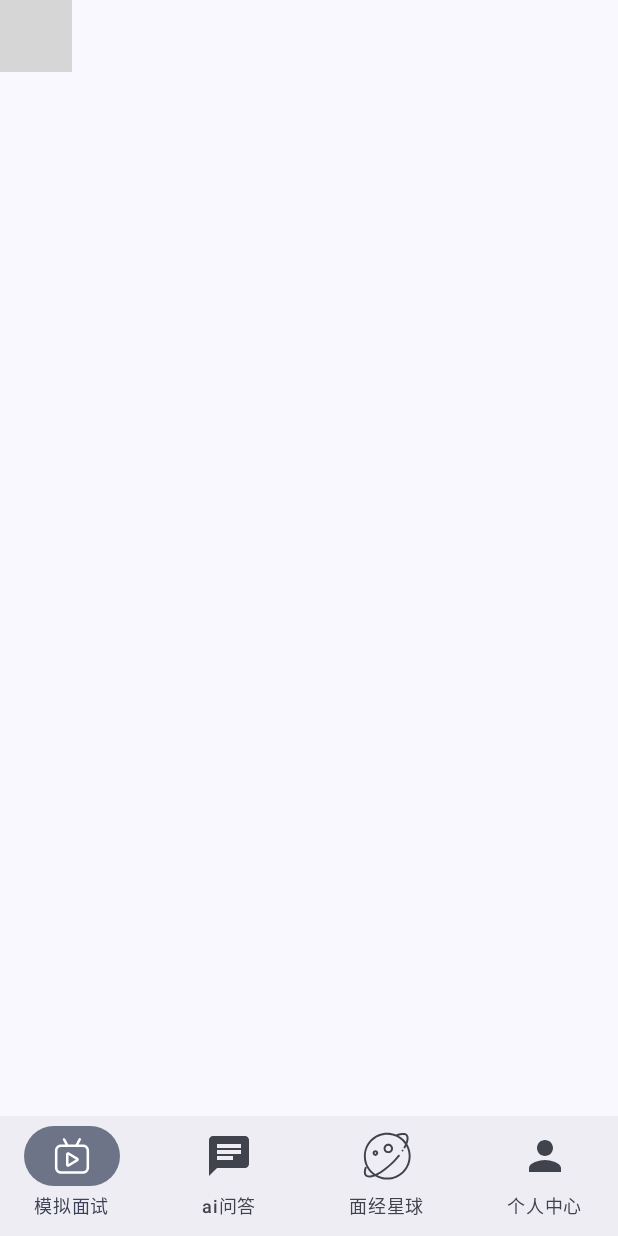
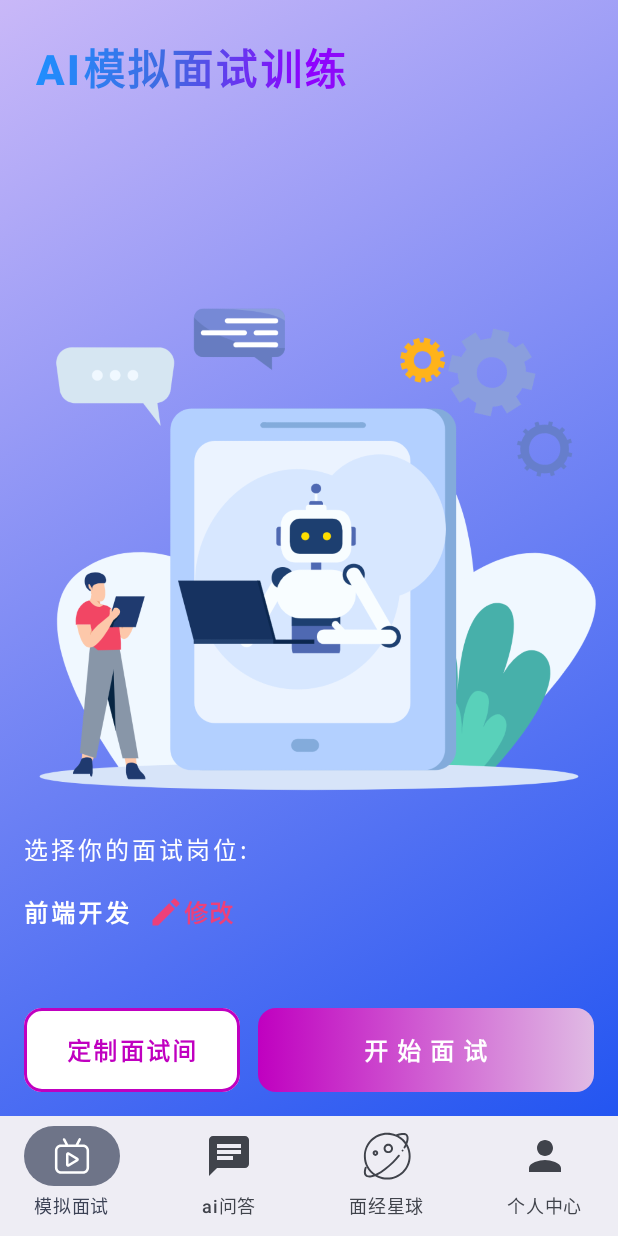
Before and after one commit to roselle-luo/AiInterviewHelper, an Android app built with Jetpack Compose: the screen it shows after launch (MainActivity), on a phone screen of 412 x 824 dp. Run offline under Robolectric (Android 15) with nearby library versions, the phone set to English and light mode, and no system bars; our stand-ins replace Dagger/Hilt's generated code; grey boxes are pictures that could not be loaded.

Commit message:
:sparkles: feat: 构建了面试的基本UI界面，以及接通了本地相机画面的调用

```diff
--- /dev/null
+++ b/app/src/main/java/com/example/interviewhelper/ui/screens/InterviewEnterScreen.kt
@@ -0,0 +1,281 @@
+@file:OptIn(ExperimentalMaterial3Api::class)
+
+package com.example.interviewhelper.ui.screens
+
+import androidx.compose.foundation.BorderStroke
+import androidx.compose.foundation.Image
+import androidx.compose.foundation.background
+import androidx.compose.foundation.layout.Arrangement
+import androidx.compose.foundation.layout.Box
+import androidx.compose.foundation.layout.Column
+import androidx.compose.foundation.layout.PaddingValues
+import androidx.compose.foundation.layout.Row
+import androidx.compose.foundation.layout.Spacer
+import androidx.compose.foundation.layout.fillMaxHeight
+import androidx.compose.foundation.layout.fillMaxSize
+import androidx.compose.foundation.layout.fillMaxWidth
+import androidx.compose.foundation.layout.height
+import androidx.compose.foundation.layout.padding
+import androidx.compose.foundation.layout.width
+import androidx.compose.foundation.selection.selectable
+import androidx.compose.material.icons.Icons
+import androidx.compose.material.icons.filled.Edit
+import androidx.compose.material3.Button
+import androidx.compose.material3.ButtonDefaults
+import androidx.compose.material3.ExperimentalMaterial3Api
+import androidx.compose.material3.Icon
+import androidx.compose.material3.MaterialTheme
+import androidx.compose.material3.ModalBottomSheet
+import androidx.compose.material3.RadioButton
+import androidx.compose.material3.Surface
+import androidx.compose.material3.Text
+import androidx.compose.material3.rememberModalBottomSheetState
+import androidx.compose.runtime.Composable
+import androidx.compose.runtime.MutableState
+import androidx.compose.ui.Alignment
+import androidx.compose.ui.Modifier
+import androidx.compose.ui.graphics.Brush
+import androidx.compose.ui.graphics.Color
+import androidx.compose.ui.layout.ContentScale
+import androidx.compose.ui.res.painterResource
+import androidx.compose.ui.semantics.Role
+import androidx.compose.ui.text.TextStyle
+import androidx.compose.ui.text.font.FontWeight
+import androidx.compose.ui.text.style.TextOverflow
+import androidx.compose.ui.unit.dp
+import androidx.compose.ui.unit.sp
+import androidx.hilt.navigation.compose.hiltViewModel
+import androidx.navigation.NavController
+import com.example.interviewhelper.R
+import com.example.interviewhelper.ui.theme.DeeperPurple
+import com.example.interviewhelper.ui.theme.LighterPurple
+import com.example.interviewhelper.ui.theme.Peach40
+import com.example.interviewhelper.viewmodel.InterviewEnterScreenViewModel
+
+@Composable
+fun Interview(navController: NavController, viewModel: InterviewEnterScreenViewModel = hiltViewModel()) {
+
+    val gradientTitleColors = listOf(
+        Color(0xFF1E90FF), // Dodger Blue (道奇蓝)
+        Color(0xFF4169E1), // Royal Blue (宝蓝色)
+        Color(0xFF8F00FF), // Electric Purple (电光紫)
+        Color(0xFF8A2BE2),  // 回到蓝紫色
+        Color(0xFF6A11AB), // Indigo (靛蓝色)
+    )
+
+    val gradientButtonColors = listOf(
+        DeeperPurple,
+        LighterPurple
+    )
+
+    val buttonBrush = Brush.horizontalGradient(gradientButtonColors)
+
+    Box(
+        modifier = Modifier
+            .fillMaxSize()
+            .background(
+                brush = Brush.linearGradient(
+                    colors = listOf(
+                        //Color(0xFFBEA8FA), // Royal Blue (宝蓝色)
+                        Color(0xFFC9B8F8), // Royal Blue (宝蓝色)
+                        Color(0xFF2355F1), // Electric Purple (电光紫)
+                    )
+                )
+            )
+    ) {
+
+        BottomSheet(
+            viewModel.bottomSheetSwitch,
+            viewModel.interviewSubject,
+            viewModel.selectedSubject
+        )
+
+        Image(
+            painter = painterResource(id = R.drawable.interview_background),
+            contentDescription = "Background Image", // 提供无障碍描述
+            modifier = Modifier.fillMaxSize(), // 让图片铺满整个Box
+            contentScale = ContentScale.Fit // 裁剪图片以填充边界，可能会裁掉部分内容
+        )
+
+    }
+
+    Column(
+        modifier = Modifier.fillMaxHeight(),
+        verticalArrangement = Arrangement.SpaceBetween
+    ) {
+        Text(
+            "AI模拟面试训练",
+            modifier = Modifier
+                .fillMaxWidth()
+                .padding(24.dp),
+            fontSize = 28.sp,
+            letterSpacing = 1.5.sp,
+            fontWeight = FontWeight.ExtraBold,
+            style = TextStyle(
+                brush = Brush.linearGradient(
+                    colors = gradientTitleColors
+                )
+            )
+        )
+
+        Column {
+
+            Column(
+                modifier = Modifier.padding(horizontal = 16.dp)
+            ) {
+                Text("选择你的面试岗位:", color = Color.White, letterSpacing = 2.sp)
+                Spacer(modifier = Modifier.height(6.dp))
+                Surface(
+                    onClick = { viewModel.bottomSheetSwitch.value = true },
+                    color = Color.Transparent
+                ) {
+                    Row {
+                        Text(
+                            viewModel.selectedSubject.value,
+                            color = Color.White,
+                            letterSpacing = 2.sp,
+                            fontWeight = FontWeight.Bold
+                        )
+                        Spacer(modifier = Modifier.width(12.dp))
+                        Icon(
+                            Icons.Filled.Edit,
+                            tint = Peach40,
+                            contentDescription = "选择职位"
+                        )
+                        Text(
+                            "修改",
+                            color = Peach40,
+                            fontWeight = FontWeight.Bold
+                        )
+                    }
+                }
+            }
+
+            Spacer(
+                modifier = Modifier.height(24.dp)
+            )
+
+            Row {
+                Button(
+                    onClick = {},
+                    modifier = Modifier
+                        .weight(1f)
+                        .padding(vertical = 16.dp)
+                        .padding(start = 16.dp),
+                    contentPadding = PaddingValues(16.dp),
+                    colors = ButtonDefaults.buttonColors(
+                        containerColor = Color.White, // 按钮本身的颜色设置为透明
+                        contentColor = DeeperPurple// 文本颜色
+                    ),
+                    border = BorderStroke(2.dp, DeeperPurple),
+                    shape = MaterialTheme.shapes.medium, // 形状要和背景的形状一致
+                    content = {
+                        Text(
+                            text = "定制面试间",
+                            fontSize = 16.sp,
+                            letterSpacing = 1.5.sp,
+                            maxLines = 1,
+                            overflow = TextOverflow.Ellipsis,
+                            fontWeight = FontWeight.ExtraBold
+                        )
+                    }
+                )
+
+                Spacer(
+                    modifier = Modifier.width(12.dp)
+                )
+
+                Button(
+                    onClick = { navController.navigate("interview") },
+                    modifier = Modifier
+                        .weight(1.5f)
+                        .padding(vertical = 16.dp)
+                        .padding(end = 16.dp)
+                        .background(buttonBrush, shape = MaterialTheme.shapes.medium),
+                    contentPadding = PaddingValues(16.dp),
+                    colors = ButtonDefaults.buttonColors(
+                        containerColor = Color.Transparent, // 按钮本身的颜色设置为透明
+                        contentColor = Color.White // 文本颜色
+                    ),
+                    shape = MaterialTheme.shapes.medium, // 形状要和背景的形状一致
+                    content = {
+                        Text(
+                            text = "开始面试",
+                            fontSize = 16.sp,
+                            letterSpacing = 6.sp,
+                            fontWeight = FontWeight.ExtraBold,
+                        )
+                    }
+                )
+            }
+        }
+
+    }
+}
+
+
+@Composable
+fun BottomSheet(
+    showBottomSheet: MutableState<Boolean>,
+    selectOptions: List<String>,
+    selectedJobs: MutableState<String>
+) {
+    val sheetState = rememberModalBottomSheetState(
+        skipPartiallyExpanded = false,
+    )
+
+    if (showBottomSheet.value) {
+        ModalBottomSheet(
+            modifier = Modifier.fillMaxHeight(),
+            sheetState = sheetState,
+            onDismissRequest = { showBottomSheet.value = false }
+        ) {
+            Column {
+                Text(
+                    "选择岗位",
+                    modifier = Modifier
+                        .fillMaxWidth()
+                        .padding(horizontal = 24.dp),
+                    fontSize = 22.sp,
+                    letterSpacing = 1.5.sp,
+                    fontWeight = FontWeight.ExtraBold,
+                )
+
+                Spacer(modifier = Modifier.height(12.dp))
+
+                Column {
+                    selectOptions.forEach { text ->
+                        Row(
+                            Modifier
+                                .fillMaxWidth()
+                                .height(56.dp)
+                                .selectable(
+                                    selected = (text == selectedJobs.value),
+                                    onClick = {
+                                        selectedJobs.value = text
+                                        showBottomSheet.value = false
+                                    },
+                                    role = Role.RadioButton
+                                )
+                                .padding(horizontal = 16.dp),
+                            verticalAlignment = Alignment.CenterVertically
+                        ) {
+                            RadioButton(
+                                selected = (text == selectedJobs.value),
+                                onClick = {
+                                    selectedJobs.value = text
+                                    showBottomSheet.value = false
+                                }
+                            )
+                            Text(
+                                text = text,
+                                style = MaterialTheme.typography.bodyLarge,
+                                modifier = Modifier.padding(start = 16.dp)
+                            )
+                        }
+                    }
+                }
+            }
+        }
+    }
+}
--- a/app/src/main/java/com/example/interviewhelper/ui/screens/InterviewScreen.kt
+++ b/app/src/main/java/com/example/interviewhelper/ui/screens/InterviewScreen.kt
@@ -1,8 +1,5 @@
 package com.example.interviewhelper.ui.screens
 
-import android.Manifest
-import android.app.Activity
-import android.content.pm.PackageManager
 import android.util.Log
 import android.view.SurfaceView
 import android.widget.Toast
@@ -25,12 +22,9 @@ import androidx.compose.ui.graphics.Color
 import androidx.compose.ui.platform.LocalContext
 import androidx.compose.ui.unit.dp
 import androidx.compose.ui.viewinterop.AndroidView
-import androidx.core.app.ActivityCompat
-import androidx.core.content.ContextCompat
 import androidx.hilt.navigation.compose.hiltViewModel
 import androidx.lifecycle.compose.LocalLifecycleOwner
 import androidx.navigation.NavController
-import com.airbnb.lottie.compose.rememberLottieComposition
 import com.example.interviewhelper.R
 import com.example.interviewhelper.ui.component.CameraPermissionHandler
 import com.example.interviewhelper.ui.component.CircleIconButton
```
Also changed, not shown: app/build.gradle.kts (+6 -6 lines), app/src/main/java/com/example/interviewhelper/ui/component/CameraPermissionHandler.kt (added, +39 -0 lines).
